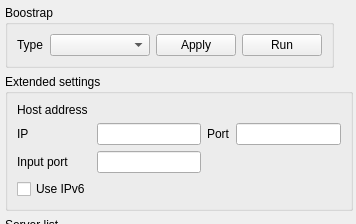
Old version of the form ui/configurator.ui in the repository CREDITSCOM/configurator.
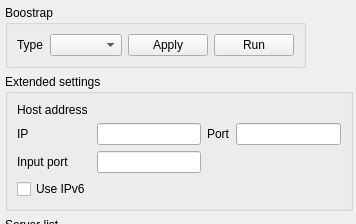
New version of the form.

```diff
--- a/ui/configurator.ui
+++ b/ui/configurator.ui
@@ -69,7 +69,7 @@
           <widget class="QComboBox" name="boostrapTypeBox">
            <property name="minimumSize">
             <size>
-             <width>100</width>
+             <width>0</width>
              <height>0</height>
             </size>
            </property>
```
